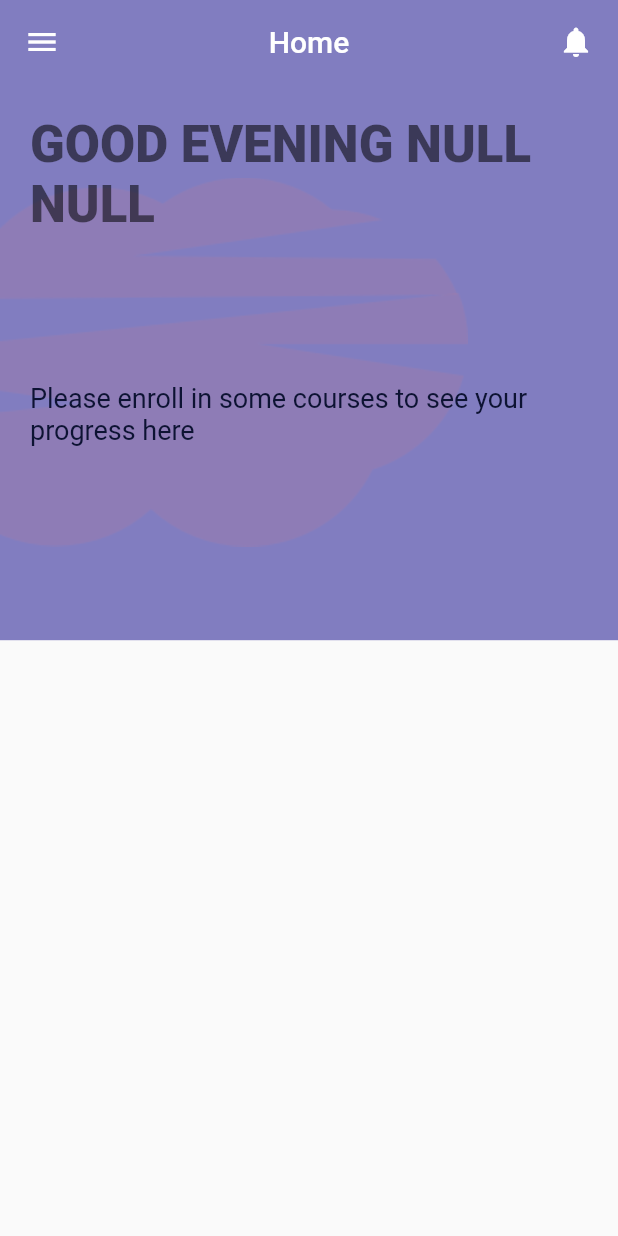
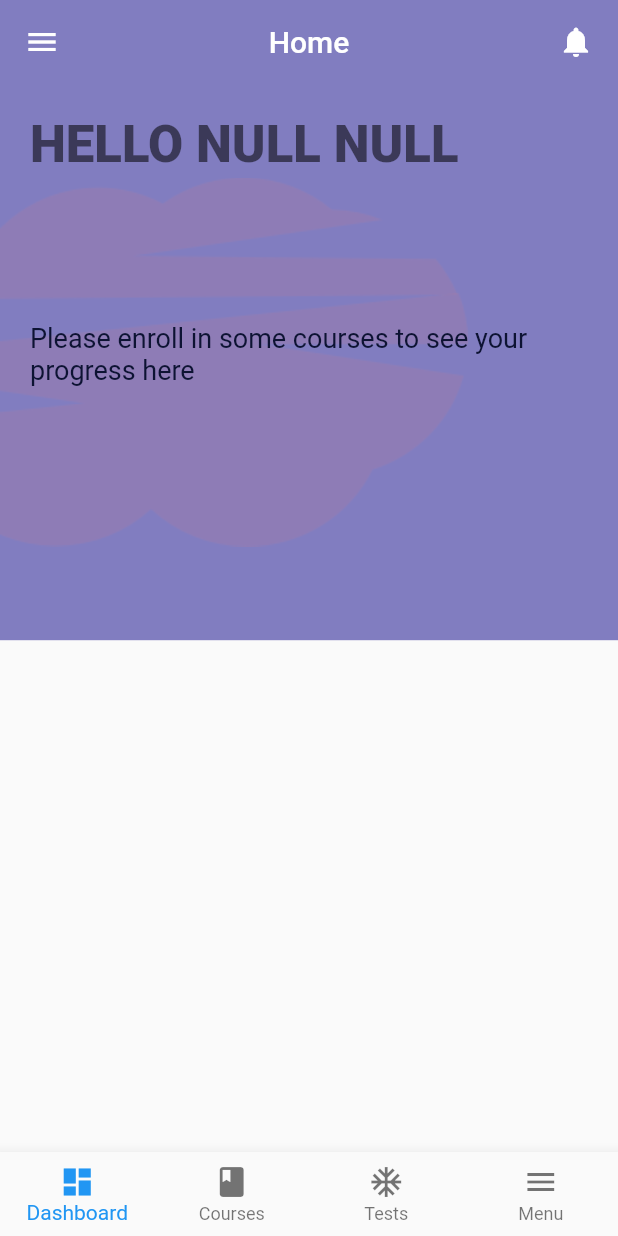
Before and after one commit to gepton-infotech/Nickel, a Flutter app: the HomeScreen screen opened directly, on a phone screen of 412 x 824 dp. Run offline on Flutter 3.47's test engine with Material 2 defaults, Android fonts, the phone set to English and light mode, and no system bars; our stand-ins replace animated_splash_screen, cached_network_image, cloud_firestore, email_validator, firebase_auth, firebase_messaging and 8 more; missing offline and left inert: country_list_pick, multiselect_formfield, numeric_keyboard, slimy_card; accounts and stored records are empty; network calls fail; project files that could hold a hidden picture were left out.

Commit message:
Adds Bottom Nav Bar

```diff
--- a/lib/main.dart
+++ b/lib/main.dart
@@ -18,7 +18,7 @@ class MyApp extends StatelessWidget {
   Widget build(BuildContext context) {
     return MaterialApp(
       debugShowCheckedModeBanner: false,
-      title: 'Course App',
+      title: 'Pyfin',
       theme: ThemeData(
           //  primarySwatch: Colors.purple,
           ),
@@ -26,20 +26,3 @@ class MyApp extends StatelessWidget {
     );
   }
 }
-
-// class HomeScreen extends StatelessWidget {
-//   final GlobalKey<ScaffoldState> _scaffoldKey = GlobalKey<ScaffoldState>();
-
-//   void _openDrawer() {
-//     _scaffoldKey.currentState.openDrawer();
-//   }
-
-//   @override
-//   Widget build(BuildContext context) {
-//     return Scaffold(
-//       key: _scaffoldKey,
-//       drawer: SideNavBar(),
-//       body:
-//     );
-//   }
-// }
--- a/lib/model/chapters.dart
+++ b/lib/model/chapters.dart
@@ -1,5 +1,4 @@
 import 'package:cloud_firestore/cloud_firestore.dart';
-import 'package:firebase_database/firebase_database.dart';
 
 class Chapter {
   String _name;
--- a/lib/model/topic.dart
+++ b/lib/model/topic.dart
@@ -1,5 +1,4 @@
 import 'package:cloud_firestore/cloud_firestore.dart';
-import 'package:firebase_database/firebase_database.dart';
 
 class Topic {
   String _name;
--- a/lib/screens/landing_screen.dart
+++ b/lib/screens/landing_screen.dart
@@ -124,7 +124,6 @@ class _LandingScreenState extends State<LandingScreen> {
             return SignUpPage();
           }
           //_pushNotificationsManager.init();
-          // Return your home here
           return HomeScreen();
         } else {
           return Center(child: CircularProgressIndicator());
--- a/lib/screens/new_homepage.dart
+++ b/lib/screens/new_homepage.dart
@@ -16,11 +16,11 @@ class HomeScreen extends StatefulWidget {
 }
 
 class _HomeScreenState extends State<HomeScreen> {
+  int _selectedIndex = 0;
   pymaths crudmethods = new pymaths();
 
   var image = [];
   var hour = DateTime.now().hour;
-  String greeting;
 
   Stream courseStream;
   Stream blogsStream;
@@ -44,13 +44,6 @@ class _HomeScreenState extends State<HomeScreen> {
         blogsStream = result;
       });
     });
-    if (hour < 12) {
-      greeting = 'good Morning';
-    }
-    if (hour < 17) {
-      greeting = 'good afternoon';
-    }
-    greeting = 'good evening';
 
     //notifications
     _firebaseMessaging.configure(
@@ -81,8 +74,12 @@ class _HomeScreenState extends State<HomeScreen> {
 
   @override
   Widget build(BuildContext context) {
-    var size = MediaQuery.of(context)
-        .size; //this gonna give us total height and with of our device
+    List<Widget> _widgetOptions = <Widget>[
+      DashboardPage(blogsStream: blogsStream),
+      Text('Hello + $_bottomNavBarSelectedIndex'),
+      Text('Hello + $_bottomNavBarSelectedIndex'),
+      Text('Hello + $_bottomNavBarSelectedIndex'),
+    ];
     return Scaffold(
       //backgroundColor: kBlueColor,
       appBar: AppBar(
@@ -142,20 +139,72 @@ class _HomeScreenState extends State<HomeScreen> {
       ),
       drawer: SideNavBar(),
       // bottomNavigationBar: BottomNavBar(),
-      body: Scrollbar(
+      body: _widgetOptions.elementAt(_bottomNavBarSelectedIndex),
+      bottomNavigationBar: BottomNavigationBar(
+        type: BottomNavigationBarType.fixed,
+        items: [
+          BottomNavigationBarItem(
+            icon: Icon(Icons.dashboard),
+            label: 'Dashboard',
+          ),
+          BottomNavigationBarItem(
+            icon: Icon(Icons.book),
+            label: 'Courses',
+          ),
+          BottomNavigationBarItem(
+            icon: Icon(Icons.ac_unit),
+            label: 'Tests',
+          ),
+          BottomNavigationBarItem(
+            icon: Icon(Icons.menu),
+            label: 'Menu',
+          ),
+        ],
+        currentIndex: _bottomNavBarSelectedIndex,
+        onTap: (int index) {
+          setState(() {
+            _bottomNavBarSelectedIndex = index;
+          });
+        },
+      ),
+    );
+  }
+
+  //notifications////////////
+  void _navigateToItemDetail(Map<String, dynamic> message) {
+    Navigator.push(
+      context,
+      MaterialPageRoute(builder: (context) => NotificationScreen()),
+    );
+  }
+
+  //PRIVATE METHOD TO HANDLE TAPPED EVENT ON THE BOTTOM BAR ITEM
+  void _onItemTapped() {
+    setState(() {
+      _newNotification = false;
+    });
+  }
+}
+
+class DashboardPage extends StatelessWidget {
+  Stream blogsStream;
+  DashboardPage({this.blogsStream});
+
+  @override
+  Widget build(BuildContext context) {
+    return Scrollbar(
       child: ListView(
         children: [
           Stack(
             children: <Widget>[
               Container(
                 // Here the height of the container is 45% of our total height
-                  height: size.height * .45,
+                height: (MediaQuery.of(context).size.height) * .45,
                 decoration: BoxDecoration(
                   color: kBlueColor,
                   image: DecorationImage(
                     alignment: Alignment.centerLeft,
-                      image:
-                          AssetImage("assets/images/undraw_pilates_gpdb.png"),
+                    image: AssetImage("assets/images/undraw_pilates_gpdb.png"),
                   ),
                 ),
               ),
@@ -171,7 +220,7 @@ class _HomeScreenState extends State<HomeScreen> {
                       ),
 
                       Text(
-                          "$greeting $firstname $lastname".toUpperCase(),
+                        "Hello $firstname $lastname".toUpperCase(),
                         style: Theme.of(context)
                             .textTheme
                             .display1
@@ -240,23 +289,7 @@ class _HomeScreenState extends State<HomeScreen> {
           ),
         ],
       ),
-      ),
     );
-  }
-
-  //notifications////////////
-  void _navigateToItemDetail(Map<String, dynamic> message) {
-    Navigator.push(
-      context,
-      MaterialPageRoute(builder: (context) => NotificationScreen()),
-    );
-  }
-
-  //PRIVATE METHOD TO HANDLE TAPPED EVENT ON THE BOTTOM BAR ITEM
-  void _onItemTapped() {
-    setState(() {
-      _newNotification = false;
-    });
   }
 }
 
@@ -299,43 +332,3 @@ class MessageBean {
     );
   }
 }
-
-//Detail UI screen that will display the content of the message return from FCM
-// class DetailPage extends StatefulWidget {
-//   DetailPage(this.itemId);
-//   final String itemId;
-//   @override
-//   _DetailPageState createState() => _DetailPageState();
-// }
-
-// class _DetailPageState extends State<DetailPage> {
-//   MessageBean _item;
-//   StreamSubscription<MessageBean> _subscription;
-
-//   @override
-//   void initState() {
-//     super.initState();
-//     _item = _items[widget.itemId];
-//     _subscription = _item.onChanged.listen((MessageBean item) {
-//       if (!mounted) {
-//         _subscription.cancel();
-//       } else {
-//         setState(() {
-//           _item = item;
-//         });
-//       }
-//     });
-//   }
-
-//   @override
-//   Widget build(BuildContext context) {
-//     return Scaffold(
-//       appBar: AppBar(
-//         title: Text("Item ${_item.itemId}"),
-//       ),
-//       body: Material(
-//         child: Center(child: Text("Item status: ${_item.status}")),
-//       ),
-//     );
-//   }
-// }
--- a/lib/screens/profile2.dart
+++ b/lib/screens/profile2.dart
@@ -12,7 +12,6 @@ import 'package:shared_preferences/shared_preferences.dart';
 
 import '../constants.dart';
 import '../global.dart';
-import '../main.dart';
 import 'choose_avatar.dart';
 
 class ProfilePage extends StatefulWidget {
--- a/lib/screens/sign_up_screen.dart
+++ b/lib/screens/sign_up_screen.dart
@@ -1,7 +1,6 @@
 import 'package:flutter/cupertino.dart';
 import 'package:flutter/material.dart';
 import 'package:fluttertoast/fluttertoast.dart';
-import 'package:shared_preferences/shared_preferences.dart';
 
 import '../constants.dart';
 import 'otp_screen.dart';
@@ -19,7 +18,7 @@ class _SignUpPageState extends State<SignUpPage> {
 
   void submit() {
     _phone = phoneController.text;
-    _phone=_phone.split(" ").join("");
+    _phone = _phone.split(" ").join("");
 
     if (_phone.length > 10 || _phone.length < 10) {
       showDialog(
@@ -183,7 +182,6 @@ class _SignUpPageState extends State<SignUpPage> {
                             placeholder: '+91...',
                           ),
                         ),
-
                         Container(
                           margin: const EdgeInsets.symmetric(
                               horizontal: 20, vertical: 10),
--- a/lib/screens/splash_page.dart
+++ b/lib/screens/splash_page.dart
@@ -1,4 +1,3 @@
-import 'dart:async';
 import 'package:animated_splash_screen/animated_splash_screen.dart';
 import 'package:flutter/cupertino.dart';
 import 'package:flutter/material.dart';
```
Also changed, not shown: 1 other file. Lines whose indentation alone changed are shown as unchanged.
